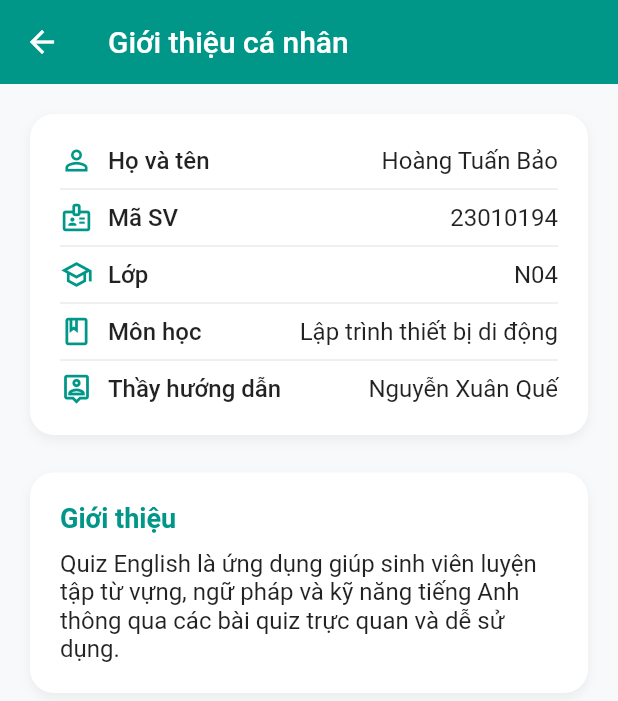
After one commit to tuanbao205/2025_LTTBDD_N04_Nhom_Bao, a Flutter app: the ProfilePage screen opened directly, on a phone screen of 412 x 824 dp. The commit adds this screen. Shown: the top 701 px of the screen. Run offline on Flutter 3.47's test engine with Material 3 defaults, Android fonts, the phone set to English and light mode, and no system bars.

Commit message:
add profilepage

```diff
--- /dev/null
+++ b/english_quizz/lib/pages/profile_page.dart
@@ -0,0 +1,148 @@
+import 'package:flutter/material.dart';
+
+class ProfilePage extends StatelessWidget {
+  const ProfilePage({Key? key}) : super(key: key);
+
+  @override
+  Widget build(BuildContext context) {
+    return Scaffold(
+      appBar: AppBar(
+        title: const Text('Giới thiệu cá nhân'),
+        backgroundColor: Colors.teal,
+        elevation: 0,
+      ),
+      backgroundColor: const Color(0xFFF8F9FA),
+      body: Padding(
+        padding: const EdgeInsets.all(20),
+        child: Column(
+          crossAxisAlignment: CrossAxisAlignment.start,
+          children: [
+            //  Thông tin sinh viên
+            Container(
+              padding: const EdgeInsets.all(20),
+              decoration: BoxDecoration(
+                color: Colors.white,
+                borderRadius: BorderRadius.circular(16),
+                boxShadow: [
+                  BoxShadow(
+                    color: Colors.grey.withOpacity(0.15),
+                    blurRadius: 6,
+                    offset: const Offset(0, 3),
+                  ),
+                ],
+              ),
+              child: const Column(
+                children: [
+                  _ProfileItem(
+                    icon: Icons.person_outline,
+                    label: 'Họ và tên',
+                    value: 'Hoàng Tuấn Bảo',
+                  ),
+                  Divider(),
+                  _ProfileItem(
+                    icon: Icons.badge_outlined,
+                    label: 'Mã SV',
+                    value: '23010194',
+                  ),
+                  Divider(),
+                  _ProfileItem(
+                    icon: Icons.school_outlined,
+                    label: 'Lớp',
+                    value: 'N04',
+                  ),
+                  Divider(),
+                  _ProfileItem(
+                    icon: Icons.book_outlined,
+                    label: 'Môn học',
+                    value: 'Lập trình thiết bị di động',
+                  ),
+                  Divider(),
+                  _ProfileItem(
+                    icon: Icons.person_pin_outlined,
+                    label: 'Thầy hướng dẫn',
+                    value: 'Nguyễn Xuân Quế',
+                  ),
+                ],
+              ),
+            ),
+
+            const SizedBox(height: 25),
+
+            // 📖 Giới thiệu
+            Container(
+              width: double.infinity,
+              padding: const EdgeInsets.all(20),
+              decoration: BoxDecoration(
+                color: Colors.white,
+                borderRadius: BorderRadius.circular(16),
+                boxShadow: [
+                  BoxShadow(
+                    color: Colors.grey.withOpacity(0.15),
+                    blurRadius: 6,
+                    offset: const Offset(0, 3),
+                  ),
+                ],
+              ),
+              child: const Column(
+                crossAxisAlignment: CrossAxisAlignment.start,
+                children: [
+                  Text(
+                    'Giới thiệu',
+                    style: TextStyle(
+                      fontSize: 18,
+                      fontWeight: FontWeight.bold,
+                      color: Colors.teal,
+                    ),
+                  ),
+                  SizedBox(height: 10),
+                  Text(
+                    'Quiz English là ứng dụng giúp sinh viên luyện tập từ vựng, ngữ pháp và kỹ năng tiếng Anh thông qua các bài quiz trực quan và dễ sử dụng.',
+                    style: TextStyle(fontSize: 16, color: Colors.black87),
+                  ),
+                ],
+              ),
+            ),
+          ],
+        ),
+      ),
+    );
+  }
+}
+
+class _ProfileItem extends StatelessWidget {
+  final IconData icon;
+  final String label;
+  final String value;
+
+  const _ProfileItem({
+    Key? key,
+    required this.icon,
+    required this.label,
+    required this.value,
+  }) : super(key: key);
+
+  @override
+  Widget build(BuildContext context) {
+    return Row(
+      children: [
+        Icon(icon, color: Colors.teal, size: 22),
+        const SizedBox(width: 10),
+        Text(
+          label,
+          style: const TextStyle(
+            fontWeight: FontWeight.w500,
+            fontSize: 16,
+          ),
+        ),
+        const Spacer(),
+        Text(
+          value,
+          style: const TextStyle(
+            fontSize: 16,
+            color: Colors.black87,
+          ),
+        ),
+      ],
+    );
+  }
+}
--- a/english_quizz/lib/pages/settings_page.dart
+++ b/english_quizz/lib/pages/settings_page.dart
@@ -1,5 +1,6 @@
 import 'package:flutter/material.dart';
 import '../pages/create_quiz_page.dart';
+import '../pages/profile_page.dart';
 
 class SettingsPage extends StatelessWidget {
   final String userName;
@@ -32,8 +33,19 @@ class SettingsPage extends StatelessWidget {
             ),
             const SizedBox(height: 30),
 
-            // 🧑 Profile Card
-            Container(
+            // 🧑 Hồ sơ cá nhân
+            MouseRegion(
+              cursor: SystemMouseCursors.click,
+              child: GestureDetector(
+                onTap: () {
+                  Navigator.push(
+                    context,
+                    MaterialPageRoute(
+                      builder: (context) => const ProfilePage(),
+                    ),
+                  );
+                },
+                child: Container(
                   padding: const EdgeInsets.all(20),
                   decoration: BoxDecoration(
                     color: Colors.white,
@@ -90,10 +102,12 @@ class SettingsPage extends StatelessWidget {
                     ],
                   ),
                 ),
+              ),
+            ),
 
             const SizedBox(height: 20),
 
-            // Language Section
+            // 🌐 Language Section
             Container(
               padding: const EdgeInsets.all(20),
               decoration: BoxDecoration(
@@ -141,7 +155,7 @@ class SettingsPage extends StatelessWidget {
 
             const SizedBox(height: 20),
 
-            //  Notifications
+            // 🔔 Notifications
             _buildSettingItem(
               context,
               Icons.notifications_outlined,
@@ -150,10 +164,9 @@ class SettingsPage extends StatelessWidget {
                   : 'Thông báo',
               Colors.orange,
             ),
-
             const SizedBox(height: 15),
 
-            //  Help & Support
+            // ❓ Help & Support
             _buildSettingItem(
               context,
               Icons.help_outline,
@@ -165,8 +178,10 @@ class SettingsPage extends StatelessWidget {
 
             const SizedBox(height: 30),
 
-            // Create Quiz Button
-            SizedBox(
+            // ➕ Create Quiz Button (có con trỏ chuột)
+            MouseRegion(
+              cursor: SystemMouseCursors.click,
+              child: SizedBox(
                 width: double.infinity,
                 child: ElevatedButton.icon(
                   onPressed: () {
@@ -197,6 +212,7 @@ class SettingsPage extends StatelessWidget {
                   ),
                 ),
               ),
+            ),
 
             const SizedBox(height: 40),
           ],
@@ -205,6 +221,7 @@ class SettingsPage extends StatelessWidget {
     );
   }
 
+  // 🏳️ Language option
   Widget _buildLanguageOption(
     BuildContext context,
     String flag,
@@ -246,6 +263,7 @@ class SettingsPage extends StatelessWidget {
     );
   }
 
+  // ⚙️ Setting item
   Widget _buildSettingItem(
     BuildContext context,
     IconData icon,
@@ -290,8 +308,7 @@ class SettingsPage extends StatelessWidget {
                 ),
               ),
               const Spacer(),
-              Icon(Icons.arrow_forward_ios,
-                  size: 16, color: Colors.grey[400]),
+              Icon(Icons.arrow_forward_ios, size: 16, color: Colors.grey[400]),
             ],
           ),
         ),
```
Lines whose indentation alone changed are shown as unchanged.
